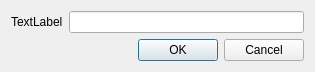
Kyoril/wow-pp, file editor/ui/string_editor.ui: the form before one commit.
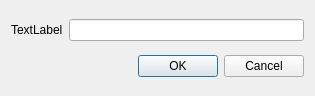
The form after the commit.

The edit to the form file:
```diff
--- a/editor/ui/string_editor.ui
+++ b/editor/ui/string_editor.ui
@@ -10,11 +10,11 @@
     <x>0</x>
     <y>0</y>
     <width>315</width>
-    <height>69</height>
+    <height>96</height>
    </rect>
   </property>
   <property name="sizePolicy">
-   <sizepolicy hsizetype="Fixed" vsizetype="Fixed">
+   <sizepolicy hsizetype="Preferred" vsizetype="Preferred">
     <horstretch>0</horstretch>
     <verstretch>0</verstretch>
    </sizepolicy>
```
